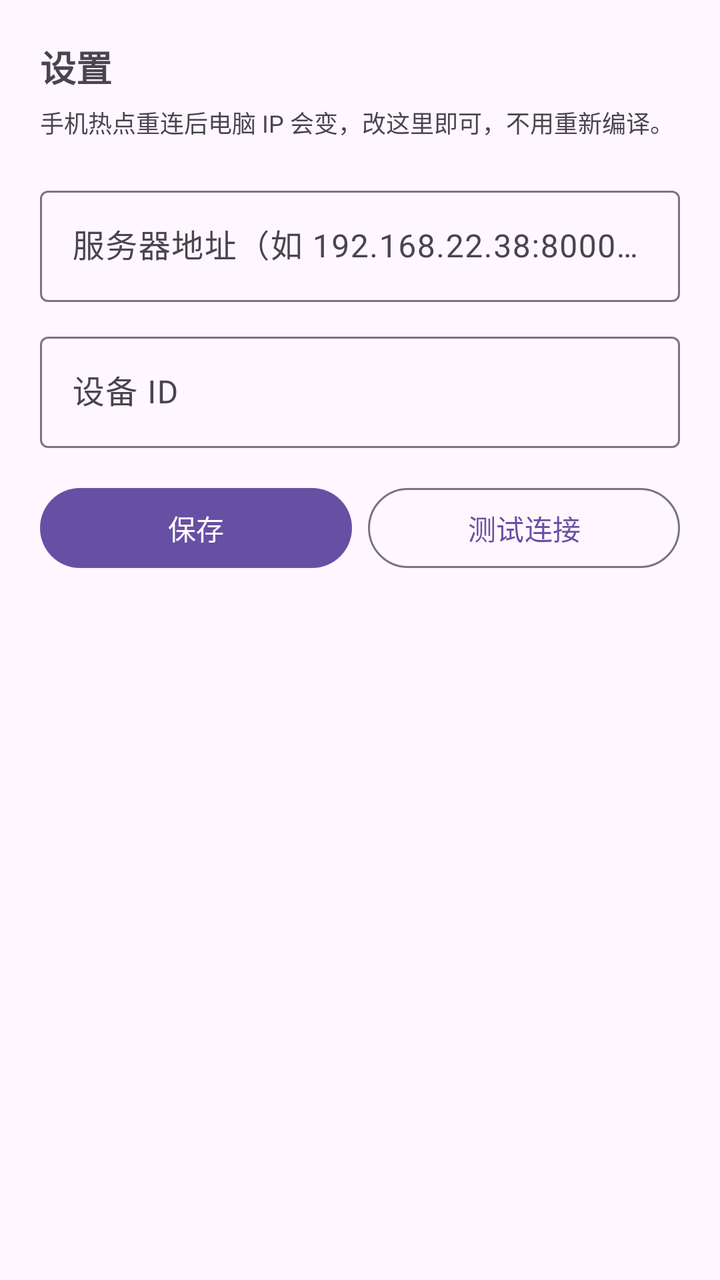
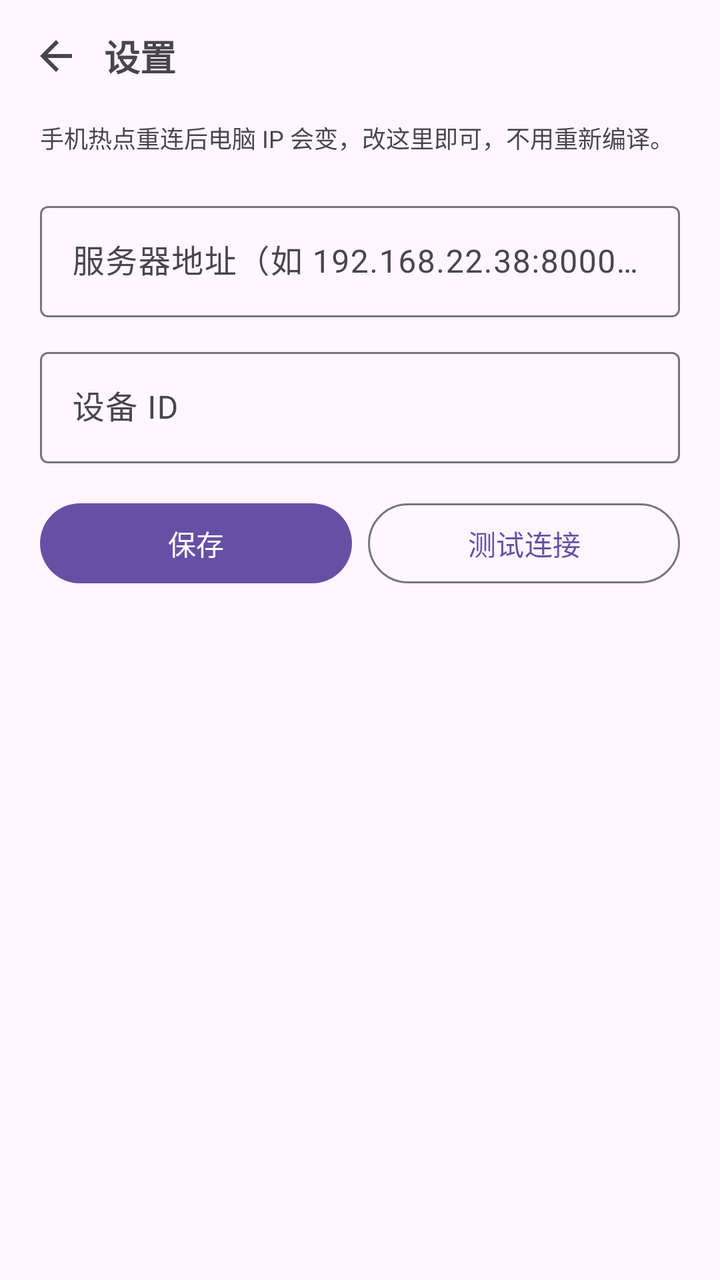

The first picture is an Android layout as it rendered before a commit; the second is the same layout after the commit. The layout source and the unified diff follow.
<!-- AndroidManifest.xml: application theme Theme.IoTApp -->
<!-- res/layout/fragment_settings.xml -->
<?xml version="1.0" encoding="utf-8"?>
<ScrollView xmlns:android="http://schemas.android.com/apk/res/android"
    xmlns:app="http://schemas.android.com/apk/res-auto"
    android:layout_width="match_parent"
    android:layout_height="match_parent">

    <LinearLayout
        android:layout_width="match_parent"
        android:layout_height="wrap_content"
        android:orientation="vertical"
        android:padding="20dp">

        <TextView
            android:layout_width="wrap_content"
            android:layout_height="wrap_content"
            android:text="@string/settings_title"
            android:textSize="18sp"
            android:textStyle="bold" />

        <TextView
            android:layout_width="match_parent"
            android:layout_height="wrap_content"
            android:layout_marginTop="6dp"
            android:text="@string/settings_tip"
            android:textColor="?android:attr/textColorSecondary"
            android:textSize="12sp" />

        <com.google.android.material.textfield.TextInputLayout
            android:id="@+id/tilBaseUrl"
            android:layout_width="match_parent"
            android:layout_height="wrap_content"
            android:layout_marginTop="20dp"
            android:hint="@string/settings_base_url">

            <com.google.android.material.textfield.TextInputEditText
                android:id="@+id/etBaseUrl"
                android:layout_width="match_parent"
                android:layout_height="wrap_content"
                android:inputType="textUri" />
        </com.google.android.material.textfield.TextInputLayout>

        <com.google.android.material.textfield.TextInputLayout
            android:id="@+id/tilDeviceId"
            android:layout_width="match_parent"
            android:layout_height="wrap_content"
            android:layout_marginTop="12dp"
            android:hint="@string/settings_device_id">

            <com.google.android.material.textfield.TextInputEditText
                android:id="@+id/etDeviceId"
                android:layout_width="match_parent"
                android:layout_height="wrap_content"
                android:inputType="text" />
        </com.google.android.material.textfield.TextInputLayout>

        <LinearLayout
            android:layout_width="match_parent"
            android:layout_height="wrap_content"
            android:layout_marginTop="16dp"
            android:orientation="horizontal">

            <com.google.android.material.button.MaterialButton
                android:id="@+id/btnSave"
                style="@style/Widget.Material3.Button"
                android:layout_width="0dp"
                android:layout_height="wrap_content"
                android:layout_weight="1"
                android:text="@string/settings_save" />

            <com.google.android.material.button.MaterialButton
                android:id="@+id/btnTest"
                style="@style/Widget.Material3.Button.OutlinedButton"
                android:layout_width="0dp"
                android:layout_height="wrap_content"
                android:layout_marginStart="8dp"
                android:layout_weight="1"
                android:text="@string/settings_test" />
        </LinearLayout>

        <TextView
            android:id="@+id/tvTestResult"
            android:layout_width="match_parent"
            android:layout_height="wrap_content"
            android:layout_marginTop="16dp"
            android:textSize="13sp" />

        <TextView
            android:id="@+id/tvCurrent"
            android:layout_width="match_parent"
            android:layout_height="wrap_content"
            android:layout_marginTop="24dp"
            android:textColor="?android:attr/textColorSecondary"
            android:textSize="12sp" />
    </LinearLayout>
</ScrollView>
<!-- resources referenced by this layout -->
<resources>
  <string name="settings_base_url">服务器地址（如 192.168.22.38:8000）</string>
  <string name="settings_device_id">设备 ID</string>
  <string name="settings_save">保存</string>
  <string name="settings_test">测试连接</string>
  <string name="settings_tip">手机热点重连后电脑 IP 会变，改这里即可，不用重新编译。</string>
  <string name="settings_title">设置</string>
  <style name="Theme.IoTApp" parent="Theme.Material3.DayNight.NoActionBar" />
</resources>

<!-- the commit's change to res/layout/fragment_settings.xml (unified diff, before → after) -->
@@ -1,95 +1,126 @@
 <?xml version="1.0" encoding="utf-8"?>
-<ScrollView xmlns:android="http://schemas.android.com/apk/res/android"
+<LinearLayout xmlns:android="http://schemas.android.com/apk/res/android"
     xmlns:app="http://schemas.android.com/apk/res-auto"
     android:layout_width="match_parent"
-    android:layout_height="match_parent">
+    android:layout_height="match_parent"
+    android:orientation="vertical">
 
+    
     <LinearLayout
         android:layout_width="match_parent"
         android:layout_height="wrap_content"
-        android:orientation="vertical"
-        android:padding="20dp">
+        android:gravity="center_vertical"
+        android:orientation="horizontal"
+        android:paddingStart="8dp"
+        android:paddingTop="8dp"
+        android:paddingEnd="16dp"
+        android:paddingBottom="4dp">
+
+        <ImageButton
+            android:id="@+id/btnBack"
+            android:layout_width="40dp"
+            android:layout_height="40dp"
+            android:background="?attr/selectableItemBackgroundBorderless"
+            android:contentDescription="@string/action_back"
+            android:src="@drawable/ic_back" />
 
         <TextView
-            android:layout_width="wrap_content"
+            android:layout_width="0dp"
             android:layout_height="wrap_content"
+            android:layout_marginStart="4dp"
+            android:layout_weight="1"
             android:text="@string/settings_title"
             android:textSize="18sp"
             android:textStyle="bold" />
+    </LinearLayout>
 
-        <TextView
-            android:layout_width="match_parent"
-            android:layout_height="wrap_content"
-            android:layout_marginTop="6dp"
-            android:text="@string/settings_tip"
-            android:textColor="?android:attr/textColorSecondary"
-            android:textSize="12sp" />
-
-        <com.google.android.material.textfield.TextInputLayout
-            android:id="@+id/tilBaseUrl"
-            android:layout_width="match_parent"
-            android:layout_height="wrap_content"
-            android:layout_marginTop="20dp"
-            android:hint="@string/settings_base_url">
-
-            <com.google.android.material.textfield.TextInputEditText
-                android:id="@+id/etBaseUrl"
-                android:layout_width="match_parent"
-                android:layout_height="wrap_content"
-                android:inputType="textUri" />
-        </com.google.android.material.textfield.TextInputLayout>
-
-        <com.google.android.material.textfield.TextInputLayout
-            android:id="@+id/tilDeviceId"
-            android:layout_width="match_parent"
-            android:layout_height="wrap_content"
-            android:layout_marginTop="12dp"
-            android:hint="@string/settings_device_id">
-
-            <com.google.android.material.textfield.TextInputEditText
-                android:id="@+id/etDeviceId"
-                android:layout_width="match_parent"
-                android:layout_height="wrap_content"
-                android:inputType="text" />
-        </com.google.android.material.textfield.TextInputLayout>
+    <ScrollView
+        android:layout_width="match_parent"
+        android:layout_height="0dp"
+        android:layout_weight="1">
 
         <LinearLayout
             android:layout_width="match_parent"
             android:layout_height="wrap_content"
-            android:layout_marginTop="16dp"
-            android:orientation="horizontal">
+            android:orientation="vertical"
+            android:paddingStart="20dp"
+            android:paddingTop="8dp"
+            android:paddingEnd="20dp"
+            android:paddingBottom="20dp">
 
-            <com.google.android.material.button.MaterialButton
-                android:id="@+id/btnSave"
-                style="@style/Widget.Material3.Button"
-                android:layout_width="0dp"
+            <TextView
+                android:layout_width="match_parent"
                 android:layout_height="wrap_content"
-                android:layout_weight="1"
-                android:text="@string/settings_save" />
+                android:text="@string/settings_tip"
+                android:textColor="?android:attr/textColorSecondary"
+                android:textSize="12sp" />
 
-            <com.google.android.material.button.MaterialButton
-                android:id="@+id/btnTest"
-                style="@style/Widget.Material3.Button.OutlinedButton"
-                android:layout_width="0dp"
+            <com.google.android.material.textfield.TextInputLayout
+                android:id="@+id/tilBaseUrl"
+                android:layout_width="match_parent"
                 android:layout_height="wrap_content"
-                android:layout_marginStart="8dp"
-                android:layout_weight="1"
-                android:text="@string/settings_test" />
+                android:layout_marginTop="20dp"
+                android:hint="@string/settings_base_url">
+
+                <com.google.android.material.textfield.TextInputEditText
+                    android:id="@+id/etBaseUrl"
+                    android:layout_width="match_parent"
+                    android:layout_height="wrap_content"
+                    android:inputType="textUri" />
+            </com.google.android.material.textfield.TextInputLayout>
+
+            <com.google.android.material.textfield.TextInputLayout
+                android:id="@+id/tilDeviceId"
+                android:layout_width="match_parent"
+                android:layout_height="wrap_content"
+                android:layout_marginTop="12dp"
+                android:hint="@string/settings_device_id">
+
+                <com.google.android.material.textfield.TextInputEditText
+                    android:id="@+id/etDeviceId"
+                    android:layout_width="match_parent"
+                    android:layout_height="wrap_content"
+                    android:inputType="text" />
+            </com.google.android.material.textfield.TextInputLayout>
+
+            <LinearLayout
+                android:layout_width="match_parent"
+                android:layout_height="wrap_content"
+                android:layout_marginTop="16dp"
+                android:orientation="horizontal">
+
+                <com.google.android.material.button.MaterialButton
+                    android:id="@+id/btnSave"
+                    style="@style/Widget.Material3.Button"
+                    android:layout_width="0dp"
+                    android:layout_height="wrap_content"
+                    android:layout_weight="1"
+                    android:text="@string/settings_save" />
+
+                <com.google.android.material.button.MaterialButton
+                    android:id="@+id/btnTest"
+                    style="@style/Widget.Material3.Button.OutlinedButton"
+                    android:layout_width="0dp"
+                    android:layout_height="wrap_content"
+                    android:layout_marginStart="8dp"
+                    android:layout_weight="1"
+                    android:text="@string/settings_test" />
+            </LinearLayout>
+
+            <TextView
+                android:id="@+id/tvTestResult"
+                android:layout_width="match_parent"
+                android:layout_height="wrap_content"
+                android:layout_marginTop="16dp"
+                android:textSize="13sp" />
+
+            <TextView
+                android:id="@+id/tvCurrent"
+                android:layout_width="match_parent"
+                android:layout_height="wrap_content"
+                android:layout_marginTop="24dp"
+                android:textColor="?android:attr/textColorSecondary"
+                android:textSize="12sp" />
         </LinearLayout>
-
-        <TextView
-            android:id="@+id/tvTestResult"
-            android:layout_width="match_parent"
-            android:layout_height="wrap_content"
-            android:layout_marginTop="16dp"
-            android:textSize="13sp" />
-
-        <TextView
-            android:id="@+id/tvCurrent"
-            android:layout_width="match_parent"
-            android:layout_height="wrap_content"
-            android:layout_marginTop="24dp"
-            android:textColor="?android:attr/textColorSecondary"
-            android:textSize="12sp" />
-    </LinearLayout>
-</ScrollView>
+    </ScrollView>
+</LinearLayout>
<!-- resource entries referenced after the edit -->
@@ -1,5 +1,18 @@
 <!-- resources referenced by this layout -->
 <resources>
+  <!-- drawable ic_back (drawable) -->
+  <?xml version="1.0" encoding="utf-8"?>
+  <vector xmlns:android="http://schemas.android.com/apk/res/android"
+      android:width="24dp"
+      android:height="24dp"
+      android:tint="?attr/colorControlNormal"
+      android:viewportWidth="24"
+      android:viewportHeight="24">
+      <path
+          android:fillColor="@android:color/white"
+          android:pathData="M20,11H7.83l5.59,-5.59L12,4l-8,8 8,8 1.41,-1.41L7.83,13H20v-2z" />
+  </vector>
+  <string name="action_back">返回</string>
   <string name="settings_base_url">服务器地址（如 192.168.22.38:8000）</string>
   <string name="settings_device_id">设备 ID</string>
   <string name="settings_save">保存</string>
